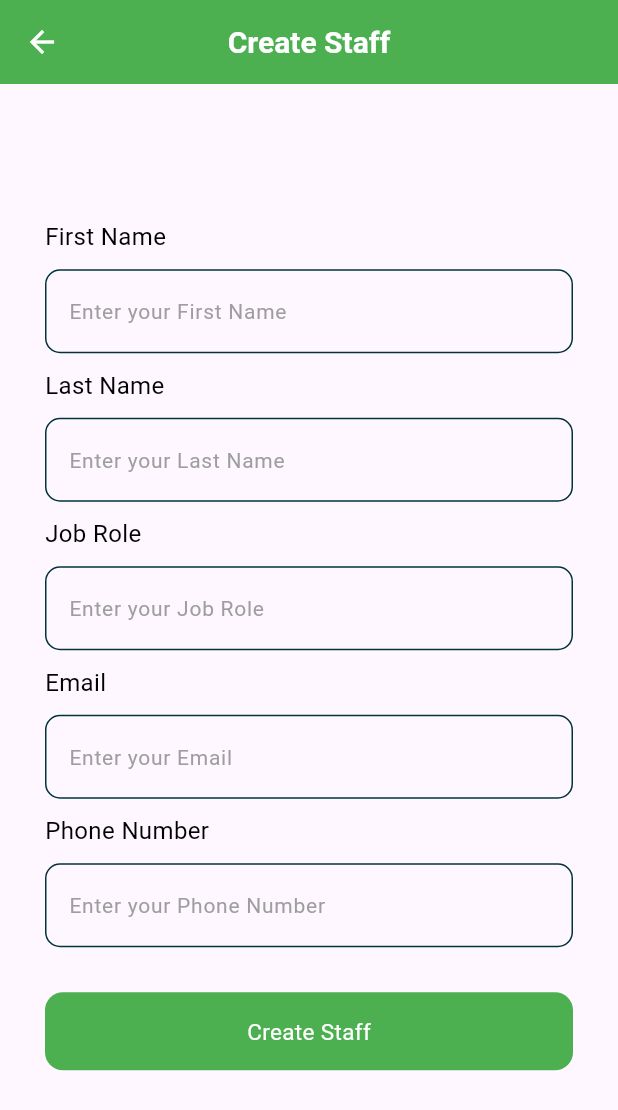
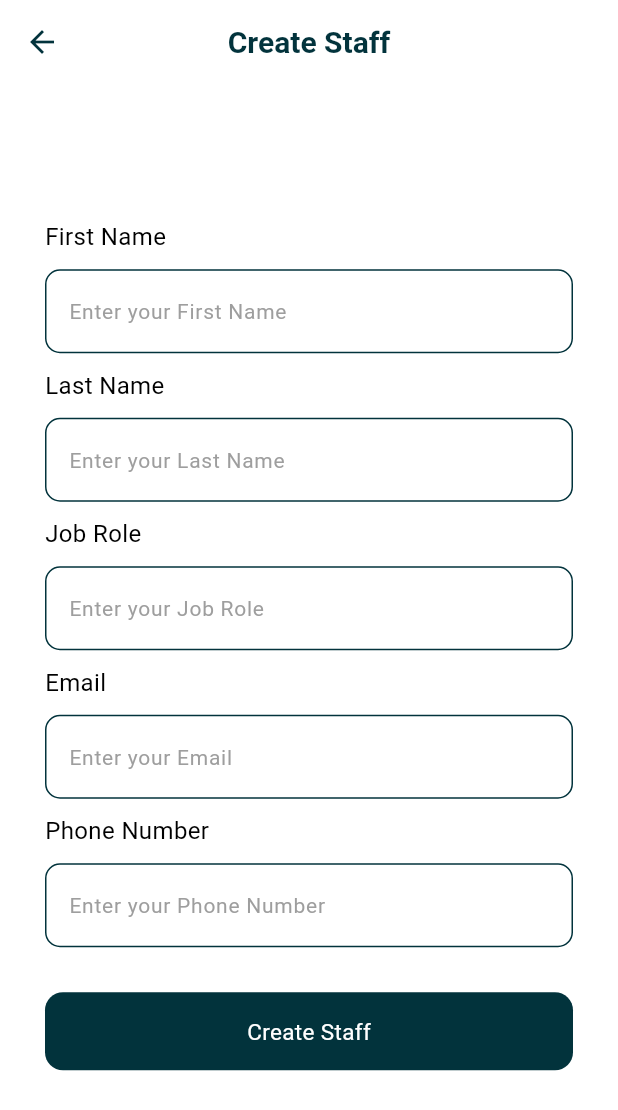
Before and after one commit to SafreenaMisriya/Hostel_app, a Flutter app: the AdminCreateStaff screen opened directly, on a phone screen of 412 x 824 dp. Shown: the top 1110 px of the screen. Run offline on Flutter 3.47's test engine with Material 3 defaults, Android fonts, the phone set to English and light mode, and no system bars; our stand-ins replace cached_network_image, cloud_firestore, file_picker, firebase_auth, firebase_core, firebase_storage and 6 more; missing offline and left inert: flutter_pdfview; accounts and stored records are empty.

Commit message:
bug fixed

```diff
--- a/lib/Admin/View/admin_create_staff.dart
+++ b/lib/Admin/View/admin_create_staff.dart
@@ -1,5 +1,6 @@
 import 'package:flutter/material.dart';
 import 'package:cloud_firestore/cloud_firestore.dart';
+import 'package:hostel_app/Res/AppColors/appColors.dart';
 import 'package:hostel_app/Res/Widgets/InternetConnectivityError.dart';
 
 import '../../Res/Widgets/CustomTextformField.dart';
@@ -34,16 +35,17 @@ class _AdminCreateStaffState extends State<AdminCreateStaff> {
   @override
   Widget build(BuildContext context) {
     return Scaffold(
+      backgroundColor: Colors.white,
       appBar: AppBar(
-        iconTheme: const IconThemeData(color: Colors.white),
+        iconTheme: const IconThemeData(color: AppColors.blue3),
         centerTitle: true,
         title: const AppText(
           text: 'Create Staff',
           fontWeight: FontWeight.w600,
           fontSize: 20,
-          textColor: Colors.white,
+          textColor:  AppColors.blue3,
         ),
-        backgroundColor: Colors.green,
+        backgroundColor: Colors.white,
       ),
       body: isLoading? const InternetConnectivityError():SafeArea(
         child: Center(
@@ -167,7 +169,7 @@ class _AdminCreateStaffState extends State<AdminCreateStaff> {
                         }
                       },
                       label: 'Create Staff',
-                      backgroundColor: Colors.green,
+                      backgroundColor:  AppColors.blue3,
                     ),
                     const SizedBox(height: 20),
                   ],
```
